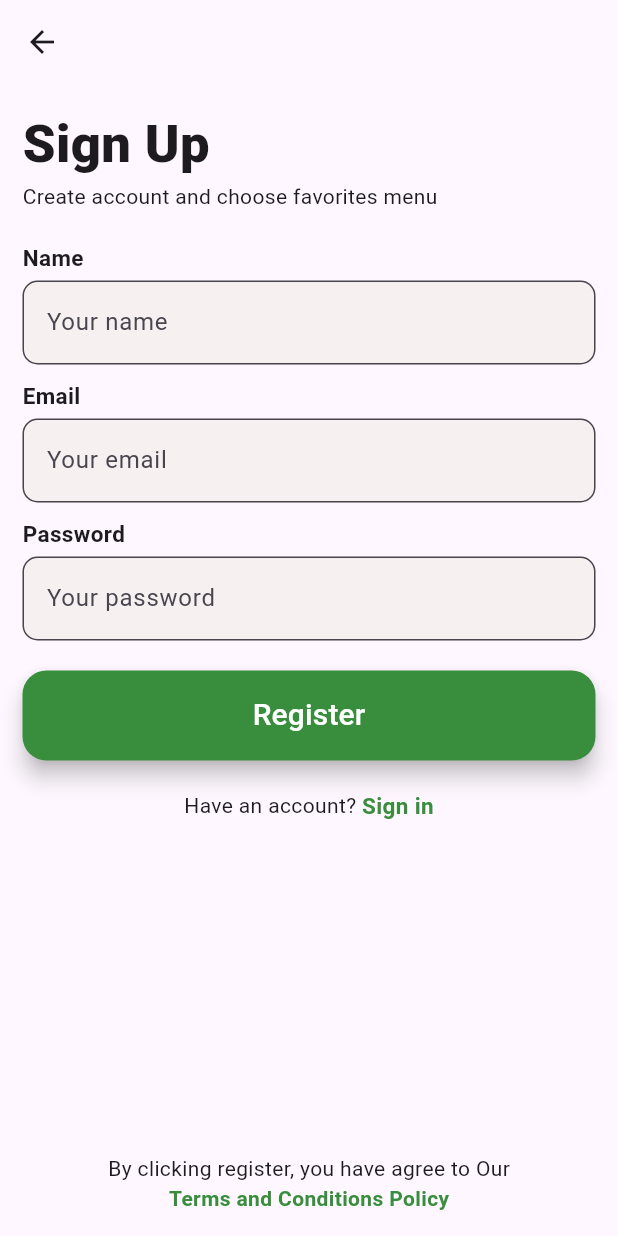
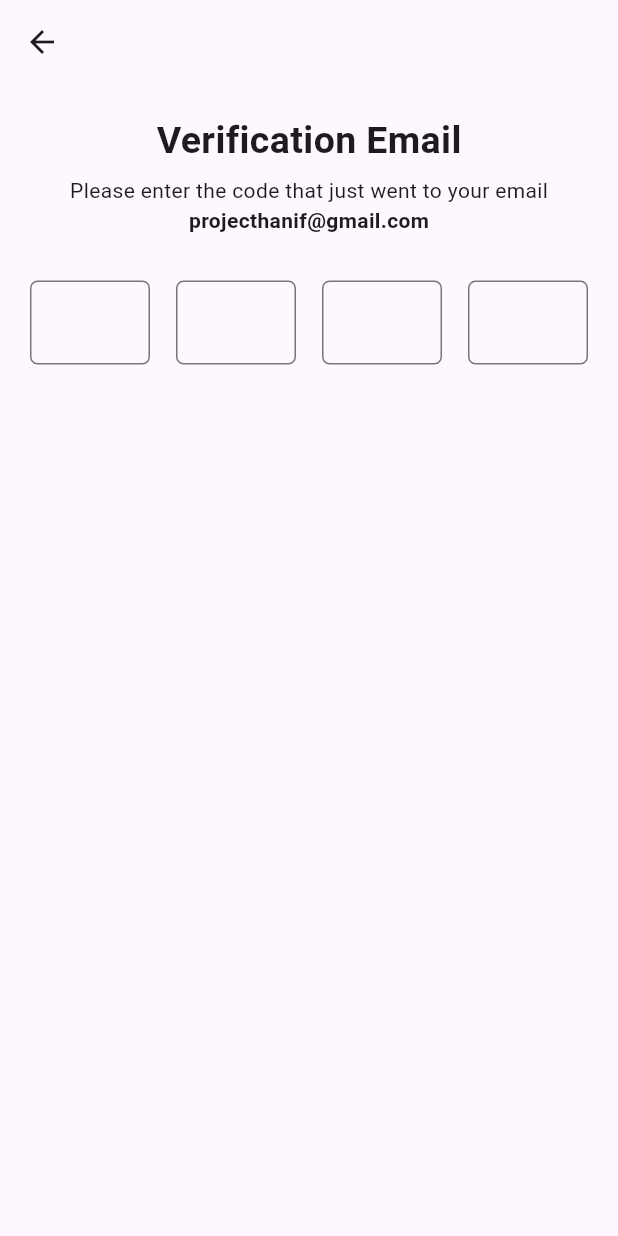
Before and after one commit to projecthanif/kupa_app_flutter, a Flutter app: the SignUpPage screen opened directly, after a tap on "Register", on a phone screen of 412 x 824 dp. Run offline on Flutter 3.47's test engine with Material 3 defaults, Android fonts, the phone set to English and light mode, and no system bars.

Commit message:
the verify email page

```diff
--- a/lib/Auth/signup_page.dart
+++ b/lib/Auth/signup_page.dart
@@ -2,6 +2,7 @@
 
 import 'package:flutter/material.dart';
 import 'package:kupa_app/Auth/login_page.dart';
+import 'package:kupa_app/Auth/verify_page.dart';
 
 class SignUpPage extends StatelessWidget {
   const SignUpPage({super.key});
@@ -108,7 +109,12 @@ class SignUpPage extends StatelessWidget {
               height: 60,
               width: 400.0,
               child: FloatingActionButton(
-                onPressed: () {},
+                onPressed: () {
+                  Navigator.push(
+                    context,
+                    MaterialPageRoute(builder: (context) => EmailVerifyPage()),
+                  );
+                },
                 backgroundColor: Colors.green[700],
                 child: Text(
                   "Register",
--- /dev/null
+++ b/lib/Auth/verify_page.dart
@@ -0,0 +1,83 @@
+// ignore_for_file: prefer_const_constructors, prefer_const_literals_to_create_immutables
+
+import 'package:flutter/material.dart';
+import 'package:flutter/services.dart';
+
+class EmailVerifyPage extends StatelessWidget {
+  const EmailVerifyPage({super.key});
+
+  @override
+  Widget build(BuildContext context) {
+    return Scaffold(
+      appBar: AppBar(),
+      body: Padding(
+        padding: EdgeInsets.all(20.0),
+        child: Center(
+          child: Column(
+            children: [
+              Text(
+                "Verification Email",
+                style: TextStyle(fontWeight: FontWeight.w700, fontSize: 25),
+              ),
+              SizedBox(height: 5),
+              Text("Please enter the code that just went to your email"),
+              Text(
+                "projecthanif@gmail.com",
+                style: TextStyle(fontWeight: FontWeight.w700),
+              ),
+              SizedBox(height: 30),
+              Row(
+                mainAxisAlignment: MainAxisAlignment.spaceBetween,
+                children: [
+                  SizedBox(
+                    width: 80,
+                    child: TextField(
+                      // maxLength: 1,
+                      keyboardType: TextInputType.number,
+                      decoration: InputDecoration(
+                        border: OutlineInputBorder(
+                          borderRadius: BorderRadius.circular(5),
+                        ),
+                      ),
+                    ),
+                  ),
+                  SizedBox(
+                    width: 80,
+                    child: TextField(
+                      // maxLength: 1,
+                      decoration: InputDecoration(
+                        border: OutlineInputBorder(
+                          borderRadius: BorderRadius.circular(5),
+                        ),
+                      ),
+                    ),
+                  ),
+                  SizedBox(
+                    width: 80,
+                    child: TextField(
+                      decoration: InputDecoration(
+                        border: OutlineInputBorder(
+                          borderRadius: BorderRadius.circular(5),
+                        ),
+                      ),
+                    ),
+                  ),
+                  SizedBox(
+                    width: 80,
+                    child: TextField(
+                      decoration: InputDecoration(
+                        border: OutlineInputBorder(
+                          borderRadius: BorderRadius.circular(5),
+                        ),
+                      ),
+                    ),
+                  ),
+                ],
+              ),
+            ],
+          ),
+        ),
+      ),
+    );
+  }
+}
```
